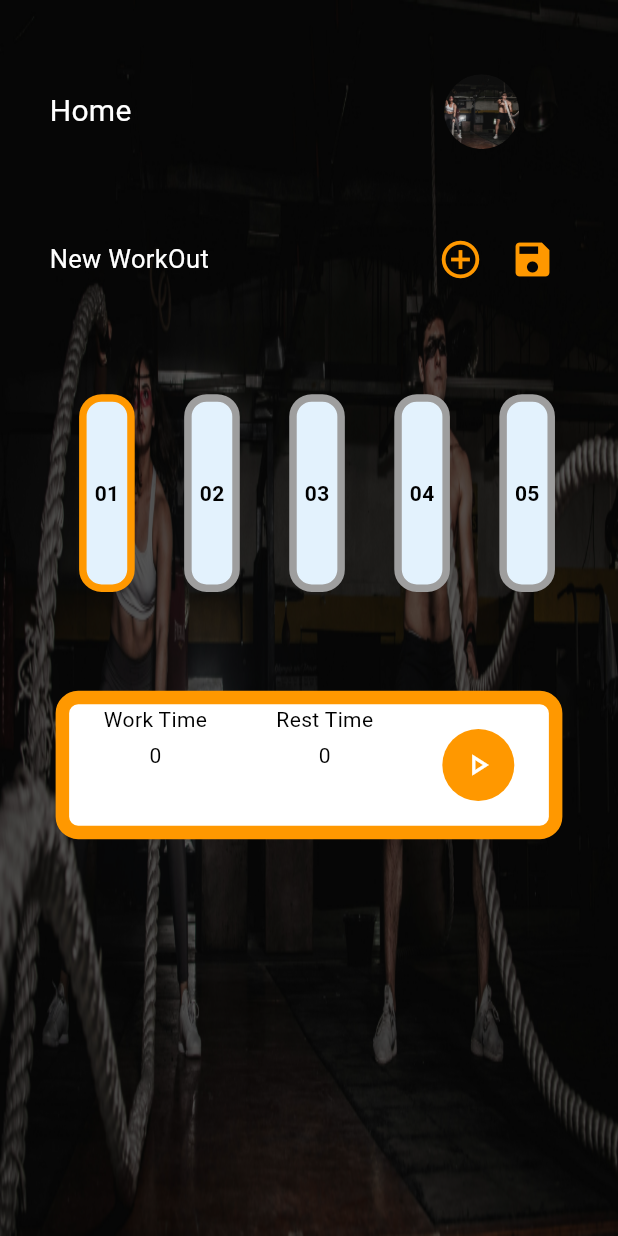
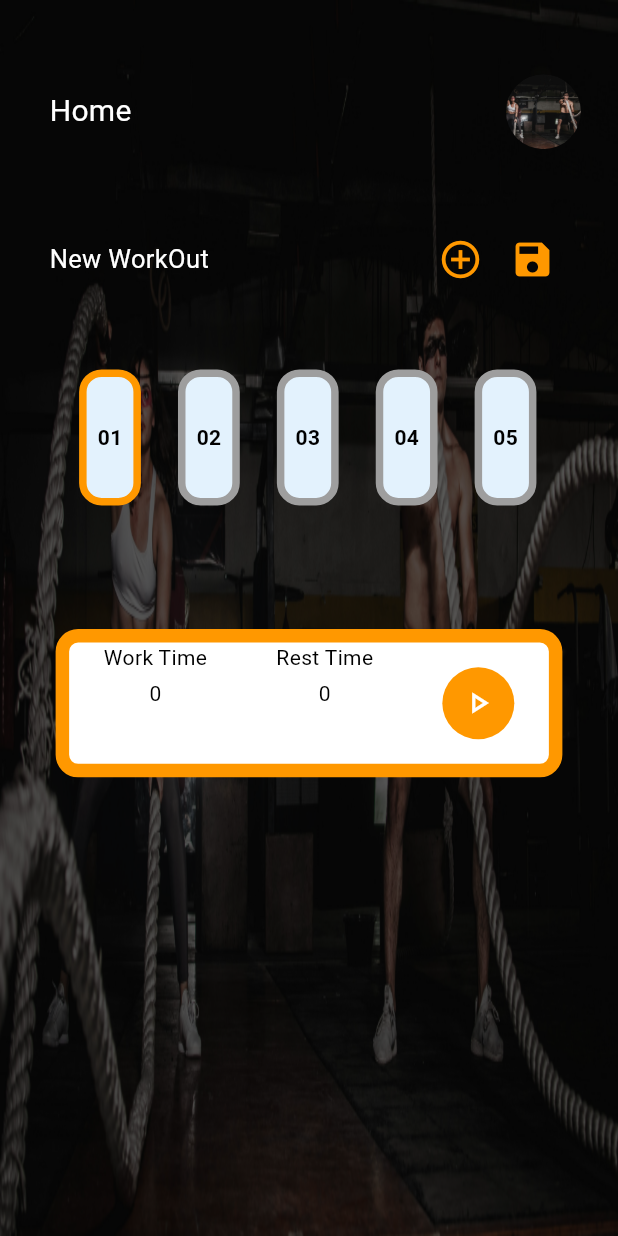
Before and after one commit to m-numan1/watchapp, a Flutter app: the NewWorkOut screen opened directly, after a tap on "Save", on a phone screen of 412 x 824 dp. Run offline on Flutter 3.47's test engine with Material 3 defaults, Android fonts, the light colour scheme and no system bars; our stand-ins replace audioplayers, cloud_firestore, firebase_auth, firebase_core; missing offline and left inert: duration_picker; accounts and stored records are empty.

Commit message:
new files

```diff
--- a/lib/screens/workoutscree.dart/homewrkout.dart
+++ b/lib/screens/workoutscree.dart/homewrkout.dart
@@ -69,7 +69,7 @@ class _HomeWorkOutState extends State<HomeWorkOut> {
                       Padding(
                         padding: EdgeInsets.only(
                             left: screenWidth * .08,
-                            right: screenHeight * .08,
+                            right: screenHeight * .03,
                             top: screenHeight * .06),
                         child: Row(
                           mainAxisAlignment: MainAxisAlignment.spaceBetween,
@@ -136,7 +136,7 @@ class _HomeWorkOutState extends State<HomeWorkOut> {
                             EdgeInsets.symmetric(horizontal: screenWidth * .08),
                         child: SizedBox(
                           width: screenWidth,
-                          height: screenHeight * .2,
+                          height: screenHeight * .15,
                           child: ListView.builder(
                             scrollDirection: Axis.horizontal,
                             shrinkWrap: true,
@@ -150,9 +150,12 @@ class _HomeWorkOutState extends State<HomeWorkOut> {
                                   });
                                 },
                                 child: Padding(
-                                  padding: EdgeInsets.all(screenWidth * .04),
+                                  padding: EdgeInsets.only(
+                                      left: screenWidth * .04,
+                                      right: screenWidth * .02,
+                                      bottom: screenHeight * .04),
                                   child: Container(
-                                    width: screenWidth * .09,
+                                    width: screenWidth * .1,
                                     height: screenHeight * .01,
                                     alignment: Alignment.center,
                                     decoration: BoxDecoration(
@@ -244,6 +247,7 @@ class _HomeWorkOutState extends State<HomeWorkOut> {
                           : Padding(
                               padding: EdgeInsets.only(top: screenHeight * .06),
                               child: ListView.builder(
+                                scrollDirection: Axis.vertical,
                                 shrinkWrap: true,
                                 itemCount: dataList.length,
                                 itemBuilder: (context, index) {
--- a/lib/screens/workoutscree.dart/newworkout.dart
+++ b/lib/screens/workoutscree.dart/newworkout.dart
@@ -69,7 +69,7 @@ class _NewWorkOutState extends State<NewWorkOut> {
         child: Column(mainAxisAlignment: MainAxisAlignment.center, children: [
           Padding(
             padding: EdgeInsets.only(
-                left: screenWidth * .09, right: screenWidth * .09, bottom: 25),
+                left: screenWidth * .09, right: screenWidth * .09, bottom: screenHeight*.1,top:screenHeight*.1),
             child: Row(
               mainAxisAlignment: MainAxisAlignment.spaceBetween,
               children: [
--- a/lib/widgets/resttime.dart
+++ b/lib/widgets/resttime.dart
@@ -1,5 +1,4 @@
 import 'package:duration_picker/duration_picker.dart';
-import 'package:flutter/cupertino.dart';
 import 'package:flutter/material.dart';
 
 class Resttime extends StatefulWidget {
```
Also changed, not shown: lib/screens/workoutscree.dart/startwork.dart (+13 -5 lines), lib/screens/workoutscree.dart/work.dart (+13 -9 lines), firebase.json, lib/firebase_options.dart, 2 other files.
